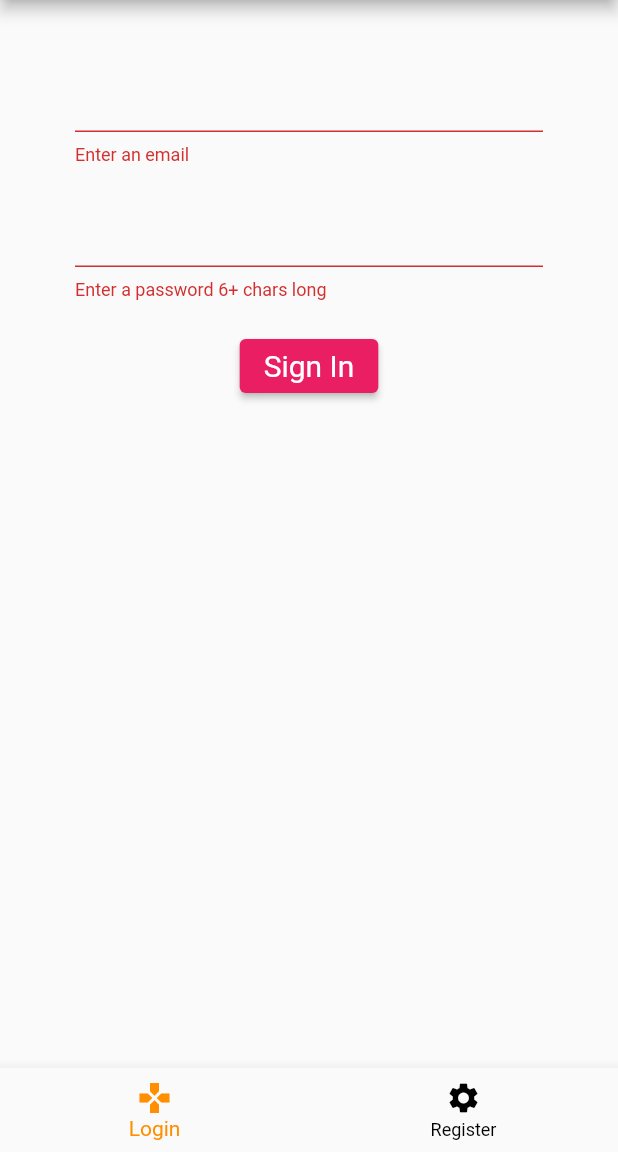
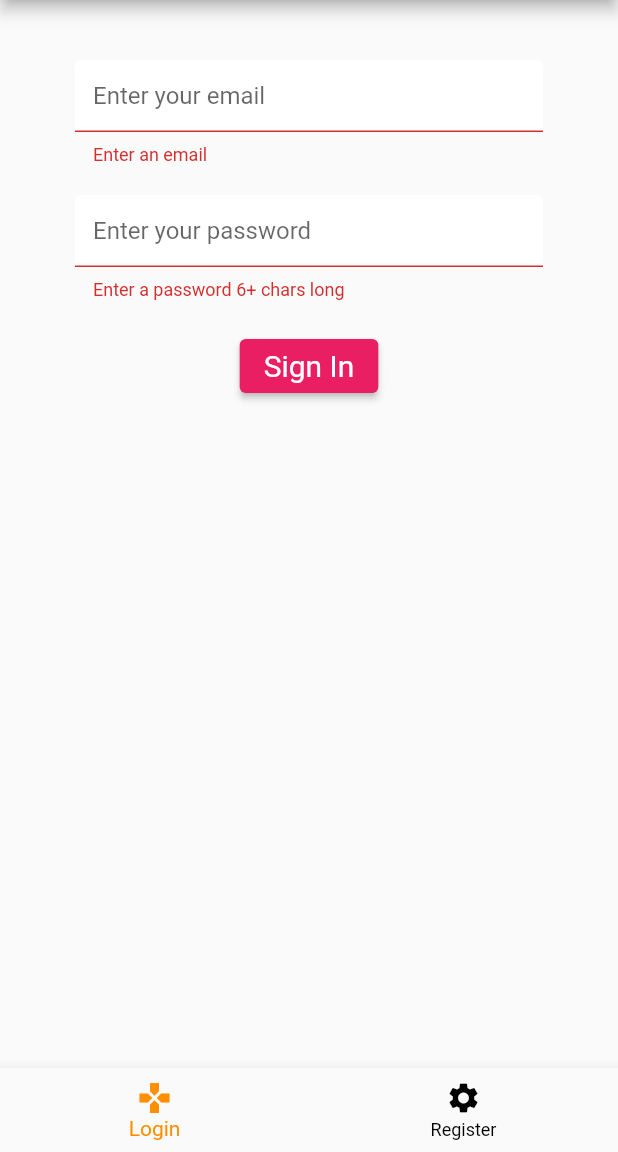
Before and after one commit to ranvirsahota/CT-App, a Flutter app: the screen it shows after launch, after a tap on "Sign In", on a phone screen of 412 x 824 dp, the part 84-1236 px from its top. Run offline on Flutter 3.47's test engine with Material 2 defaults, Android fonts, the phone set to English and light mode, and no system bars; our stand-ins replace firebase_auth, firebase_core; accounts and stored records are empty.

Commit message:
moved common const/final styles into fixed_styles

```diff
--- a/lib/screens/authenticate/login.dart
+++ b/lib/screens/authenticate/login.dart
@@ -1,6 +1,6 @@
 import 'package:ct_app/services/auth.dart';
 import 'package:flutter/material.dart';
-import '../../services/auth.dart';
+import 'package:ct_app/shared/fixed_styles.dart';
 
 class Login extends StatefulWidget {
   const Login({Key? key}) : super(key: key);
@@ -20,10 +20,6 @@ class _LoginState extends State<Login> {
 
   @override
   Widget build(BuildContext context) {
-    final ButtonStyle style = ElevatedButton.styleFrom(
-        primary:Colors.pink,
-        textStyle: const TextStyle(color:Colors.white, fontSize: 20)
-    );
     return Scaffold(
       body: Container(
         padding: const EdgeInsets.symmetric(vertical: 20.0, horizontal: 50.0),
@@ -33,6 +29,7 @@ class _LoginState extends State<Login> {
             children: <Widget>[
               const SizedBox(height: 20.0),
               TextFormField(
+                decoration: textFormFieldDecoration.copyWith(hintText: "Enter your email"),
                 validator: (val) => val!.isEmpty ? 'Enter an email' : null,
                 onChanged: (val) {
                   setState(() => email = val);
@@ -40,6 +37,8 @@ class _LoginState extends State<Login> {
               ),
               const SizedBox(height: 20.0),
               TextFormField(
+                decoration: textFormFieldDecoration.copyWith(hintText: "Enter your password"),
+
                 obscureText: true,
                 validator: (val) => val!.length < 6 ? 'Enter a password 6+ chars long' : null,
                 onChanged: (val) {
@@ -48,7 +47,7 @@ class _LoginState extends State<Login> {
               ),
               const SizedBox(height: 20.0),
               ElevatedButton(
-                  style: style,
+                  style: elevatedButtonStyle,
                   child: const Text('Sign In'),
                   onPressed: () async {
                     if(_formKey.currentState!.validate()){
--- a/lib/screens/authenticate/register.dart
+++ b/lib/screens/authenticate/register.dart
@@ -1,7 +1,6 @@
+import 'package:flutter/material.dart';
 import 'package:ct_app/services/auth.dart';
-import 'package:flutter/material.dart';
-
-import '../../services/auth.dart';
+import 'package:ct_app/shared/fixed_styles.dart';
 
 class Register extends StatefulWidget {
   const Register({Key? key}) : super(key: key);
@@ -20,10 +19,6 @@ class _RegisterState extends State<Register> {
 
   @override
   Widget build(BuildContext context) {
-    final ButtonStyle style = ElevatedButton.styleFrom(
-        primary:Colors.pink,
-        textStyle: const TextStyle(color:Colors.white, fontSize: 20)
-    );
     return Scaffold(
       body: Container(
         padding: const EdgeInsets.symmetric(vertical: 20.0, horizontal: 50.0),
@@ -33,6 +28,7 @@ class _RegisterState extends State<Register> {
             children: <Widget>[
               const SizedBox(height: 20.0),
               TextFormField(
+                decoration: textFormFieldDecoration.copyWith(hintText: "Enter your email"),
                 validator: (val) => val!.isEmpty ? 'Enter an email' : null,
                 onChanged: (val) {
                   setState(() => email = val);
@@ -40,15 +36,16 @@ class _RegisterState extends State<Register> {
               ),
               const SizedBox(height: 20.0),
               TextFormField(
+
                 obscureText: true,
-                validator: (val) => val!.length < 4 ? 'Enter a password at least 4 chars long' : null,
+                decoration: textFormFieldDecoration.copyWith(hintText: "Enter your password"),
                 onChanged: (val) {
                   setState(() => password = val);
                 },
               ),
               const SizedBox(height: 20.0),
               ElevatedButton(
-                  style: style,
+                  style: elevatedButtonStyle,
                   child: const Text(
                     'Register',
                   ),
```
